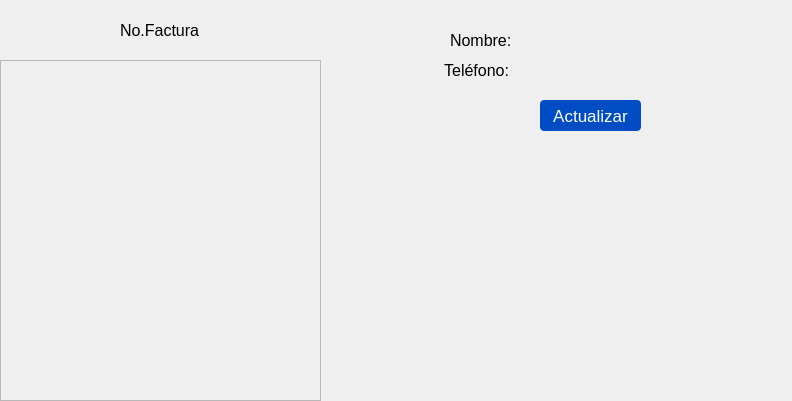
Qt form ui/PantallaDetalles.ui (Moises024/sistema_de_caja) before a commit.
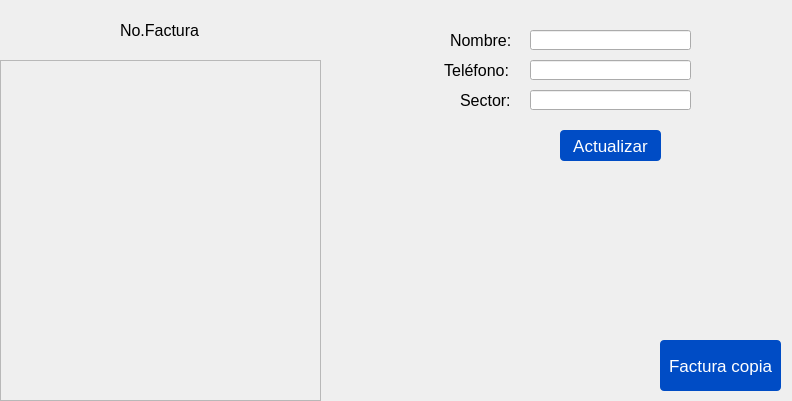
The same form after that commit.

```diff
--- a/ui/PantallaDetalles.ui
+++ b/ui/PantallaDetalles.ui
@@ -108,47 +108,11 @@
     <string> Teléfono:</string>
    </property>
   </widget>
-  <widget class="QLabel" name="detalle_nombre">
-   <property name="geometry">
-    <rect>
-     <x>520</x>
-     <y>30</y>
-     <width>181</width>
-     <height>21</height>
-    </rect>
-   </property>
-   <property name="font">
-    <font>
-     <pointsize>11</pointsize>
-    </font>
-   </property>
-   <property name="text">
-    <string/>
-   </property>
-  </widget>
-  <widget class="QLabel" name="detalle_telefono">
-   <property name="geometry">
-    <rect>
-     <x>520</x>
-     <y>60</y>
-     <width>161</width>
-     <height>21</height>
-    </rect>
-   </property>
-   <property name="font">
-    <font>
-     <pointsize>11</pointsize>
-    </font>
-   </property>
-   <property name="text">
-    <string/>
-   </property>
-  </widget>
   <widget class="QPushButton" name="btn_detalle_actualizar">
    <property name="geometry">
     <rect>
-     <x>540</x>
-     <y>100</y>
+     <x>560</x>
+     <y>130</y>
      <width>101</width>
      <height>31</height>
     </rect>
@@ -166,6 +130,76 @@
     <string>Actualizar</string>
    </property>
   </widget>
+  <widget class="QLabel" name="telefono_text_2">
+   <property name="geometry">
+    <rect>
+     <x>460</x>
+     <y>90</y>
+     <width>71</width>
+     <height>21</height>
+    </rect>
+   </property>
+   <property name="font">
+    <font>
+     <pointsize>12</pointsize>
+    </font>
+   </property>
+   <property name="text">
+    <string>Sector:</string>
+   </property>
+  </widget>
+  <widget class="QLineEdit" name="detalle_sector">
+   <property name="geometry">
+    <rect>
+     <x>530</x>
+     <y>90</y>
+     <width>161</width>
+     <height>20</height>
+    </rect>
+   </property>
+  </widget>
+  <widget class="QLineEdit" name="detalle_telefono">
+   <property name="geometry">
+    <rect>
+     <x>530</x>
+     <y>60</y>
+     <width>161</width>
+     <height>20</height>
+    </rect>
+   </property>
+  </widget>
+  <widget class="QLineEdit" name="detalle_nombre">
+   <property name="geometry">
+    <rect>
+     <x>530</x>
+     <y>30</y>
+     <width>161</width>
+     <height>20</height>
+    </rect>
+   </property>
+  </widget>
+  <widget class="QPushButton" name="btn_copia">
+   <property name="geometry">
+    <rect>
+     <x>660</x>
+     <y>340</y>
+     <width>121</width>
+     <height>51</height>
+    </rect>
+   </property>
+   <property name="styleSheet">
+    <string notr="true">color: rgb(255, 255, 255);
+
+color: rgb(255, 255, 255);
+font-size: 17px;
+border-radius: 4px;
+
+background-color: #004cc5;</string>
+   </property>
+   <property name="text">
+    <string>Factura copia</string>
+   </property>
+  </widget>
  </widget>
  <resources/>
  <connections/>
```
